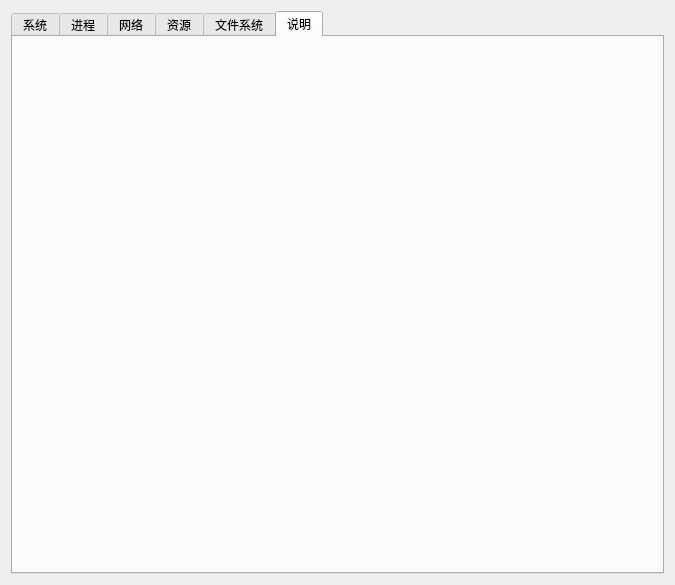
First picture: the form in Task-Manager-for-UBUNTU/widget.ui, repository lieral/Task-Manager-for-UBUNTU, before the edit.
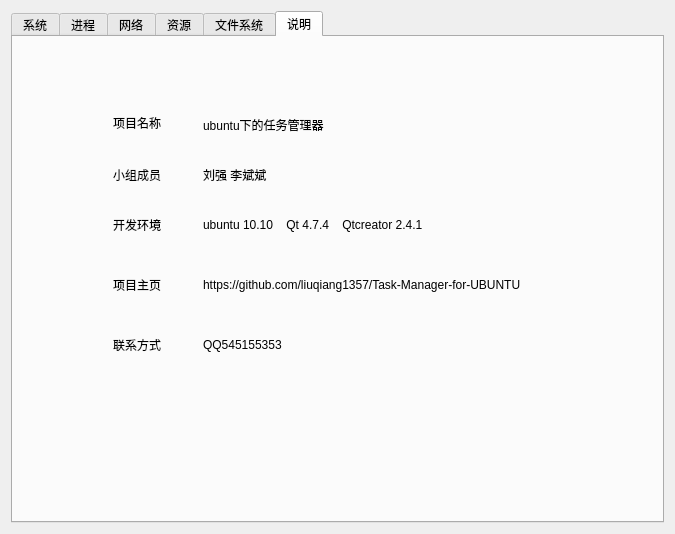
Second picture: the form after the edit. The open tabs and pages were chosen to show the change.

Commit message: modified:   Task-Manager-for-UBUNTU/Makefile 	modified:   Task-Manager-for-UBUNTU/Task-Manager-for-UBUNTU 	modified:   Task-Manager-for-UBUNTU/Task-Manager-for-UBUNTU.pro.user 	modified:   Task-Manager-for-UBUNTU/ui_widget.h 	modified:   Task-Manager-for-UBUNTU/widget.o 	modified:   Task-Manager-for-UBUNTU/widget.ui

```diff
--- a/Task-Manager-for-UBUNTU/widget.ui
+++ b/Task-Manager-for-UBUNTU/widget.ui
@@ -7,7 +7,7 @@
     <x>0</x>
     <y>0</y>
     <width>675</width>
-    <height>585</height>
+    <height>534</height>
    </rect>
   </property>
   <property name="maximumSize">
@@ -811,6 +811,146 @@
       <attribute name="title">
        <string>说明</string>
       </attribute>
+      <widget class="QWidget" name="widget_5" native="true">
+       <property name="geometry">
+        <rect>
+         <x>30</x>
+         <y>10</y>
+         <width>591</width>
+         <height>401</height>
+        </rect>
+       </property>
+       <widget class="QLabel" name="label_2">
+        <property name="geometry">
+         <rect>
+          <x>70</x>
+          <y>66</y>
+          <width>61</width>
+          <height>20</height>
+         </rect>
+        </property>
+        <property name="text">
+         <string>项目名称</string>
+        </property>
+       </widget>
+       <widget class="QLabel" name="label_13">
+        <property name="geometry">
+         <rect>
+          <x>70</x>
+          <y>120</y>
+          <width>61</width>
+          <height>16</height>
+         </rect>
+        </property>
+        <property name="text">
+         <string>小组成员</string>
+        </property>
+       </widget>
+       <widget class="QLabel" name="label_14">
+        <property name="geometry">
+         <rect>
+          <x>70</x>
+          <y>170</y>
+          <width>61</width>
+          <height>16</height>
+         </rect>
+        </property>
+        <property name="text">
+         <string>开发环境</string>
+        </property>
+       </widget>
+       <widget class="QLabel" name="label_15">
+        <property name="geometry">
+         <rect>
+          <x>70</x>
+          <y>230</y>
+          <width>61</width>
+          <height>16</height>
+         </rect>
+        </property>
+        <property name="text">
+         <string>项目主页</string>
+        </property>
+       </widget>
+       <widget class="QLabel" name="label_16">
+        <property name="geometry">
+         <rect>
+          <x>70</x>
+          <y>290</y>
+          <width>61</width>
+          <height>16</height>
+         </rect>
+        </property>
+        <property name="text">
+         <string>联系方式</string>
+        </property>
+       </widget>
+       <widget class="QLabel" name="label_19">
+        <property name="geometry">
+         <rect>
+          <x>160</x>
+          <y>290</y>
+          <width>141</width>
+          <height>16</height>
+         </rect>
+        </property>
+        <property name="text">
+         <string>QQ545155353</string>
+        </property>
+       </widget>
+       <widget class="QLabel" name="label_22">
+        <property name="geometry">
+         <rect>
+          <x>160</x>
+          <y>230</y>
+          <width>411</width>
+          <height>16</height>
+         </rect>
+        </property>
+        <property name="text">
+         <string>https://github.com/liuqiang1357/Task-Manager-for-UBUNTU</string>
+        </property>
+       </widget>
+       <widget class="QLabel" name="label_25">
+        <property name="geometry">
+         <rect>
+          <x>160</x>
+          <y>70</y>
+          <width>201</width>
+          <height>16</height>
+         </rect>
+        </property>
+        <property name="text">
+         <string>ubuntu下的任务管理器</string>
+        </property>
+       </widget>
+       <widget class="QLabel" name="label_26">
+        <property name="geometry">
+         <rect>
+          <x>160</x>
+          <y>120</y>
+          <width>141</width>
+          <height>16</height>
+         </rect>
+        </property>
+        <property name="text">
+         <string>刘强 李斌斌</string>
+        </property>
+       </widget>
+       <widget class="QLabel" name="label_28">
+        <property name="geometry">
+         <rect>
+          <x>160</x>
+          <y>170</y>
+          <width>281</width>
+          <height>16</height>
+         </rect>
+        </property>
+        <property name="text">
+         <string>ubuntu 10.10    Qt 4.7.4    Qtcreator 2.4.1</string>
+        </property>
+       </widget>
+      </widget>
      </widget>
     </widget>
    </item>
```
Left out of the diff: 6 changed lines with no effect on the pictures. The commit also changes 5 other files.
